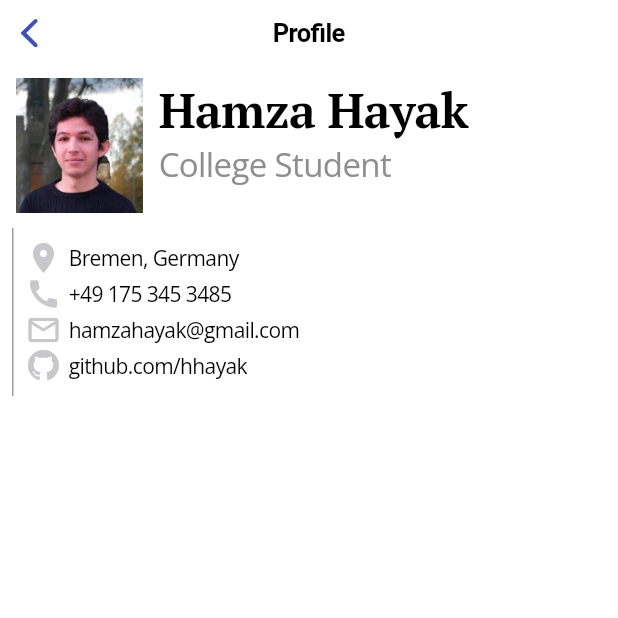
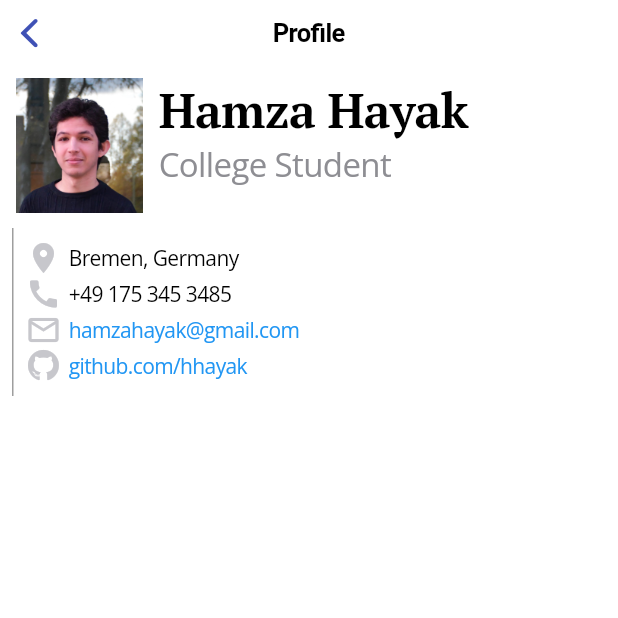
Before and after one commit to hhayak/weatherio, a Flutter app: the ProfileTab screen opened directly, on a phone screen of 412 x 824 dp, the top half of it. Run offline on Flutter 3.47's test engine with Material 2 defaults, Android fonts, the phone set to English and light mode, and no system bars; our stand-ins replace get; network calls fail.

Commit message:
added url launch for mail and github profile.

```diff
--- a/lib/screens/profile_tab.dart
+++ b/lib/screens/profile_tab.dart
@@ -3,6 +3,7 @@ import 'package:flutter/material.dart';
 import 'package:weatherio/constants/profile.dart';
 import 'package:weatherio/constants/theme.dart';
 import 'package:weatherio/widgets/github_icon.dart';
+import 'package:url_launcher/url_launcher.dart';
 
 class ProfileTab extends StatelessWidget {
   const ProfileTab({Key? key}) : super(key: key);
@@ -44,11 +45,19 @@ class ProfileTab extends StatelessWidget {
 class IconText extends StatelessWidget {
   final IconData icon;
   final String text;
+  final Uri? url;
+
+  Future<void> _launchUrl() async {
+    if (await canLaunch(url.toString())) {
+      launch(url.toString());
+    }
+  }
 
   const IconText({
     Key? key,
     required this.icon,
     required this.text,
+    this.url,
   }) : super(key: key);
 
   @override
@@ -63,9 +72,16 @@ class IconText extends StatelessWidget {
         const SizedBox(
           width: 5,
         ),
-        Text(
-          text,
-          style: const TextStyle(fontFamily: AppFonts.openSans, fontSize: 14),
+        GestureDetector(
+          onTap: url == null ? null : _launchUrl,
+          child: Text(
+            text,
+            style: TextStyle(
+              fontFamily: AppFonts.openSans,
+              fontSize: 14,
+              color: url != null ? Colors.blue : null,
+            ),
+          ),
         ),
       ],
     );
@@ -98,8 +114,16 @@ class ProfileContactInfo extends StatelessWidget {
         children: [
           IconText(icon: Icons.location_on, text: location),
           IconText(icon: Icons.call, text: phone),
-          IconText(icon: Icons.email_outlined, text: email),
-          IconText(icon: GithubIcon.github_circled, text: github),
+          IconText(
+            icon: Icons.email_outlined,
+            text: email,
+            url: Uri(scheme: 'mailto', path: email),
+          ),
+          IconText(
+            icon: GithubIcon.github_circled,
+            text: github,
+            url: Uri(scheme: 'https', path: github),
+          ),
         ],
       ),
     );
--- a/pubspec.yaml
+++ b/pubspec.yaml
@@ -34,6 +34,7 @@ dependencies:
   get: ^4.6.1
   json_serializable: ^6.1.3
   intl: any
+  url_launcher: ^6.0.17
 
 dev_dependencies:
   auto_route_generator: any
```
Also changed, not shown: lib/screens/home_tab.dart (+7 -1 lines), pubspec.lock, 2 other files.
